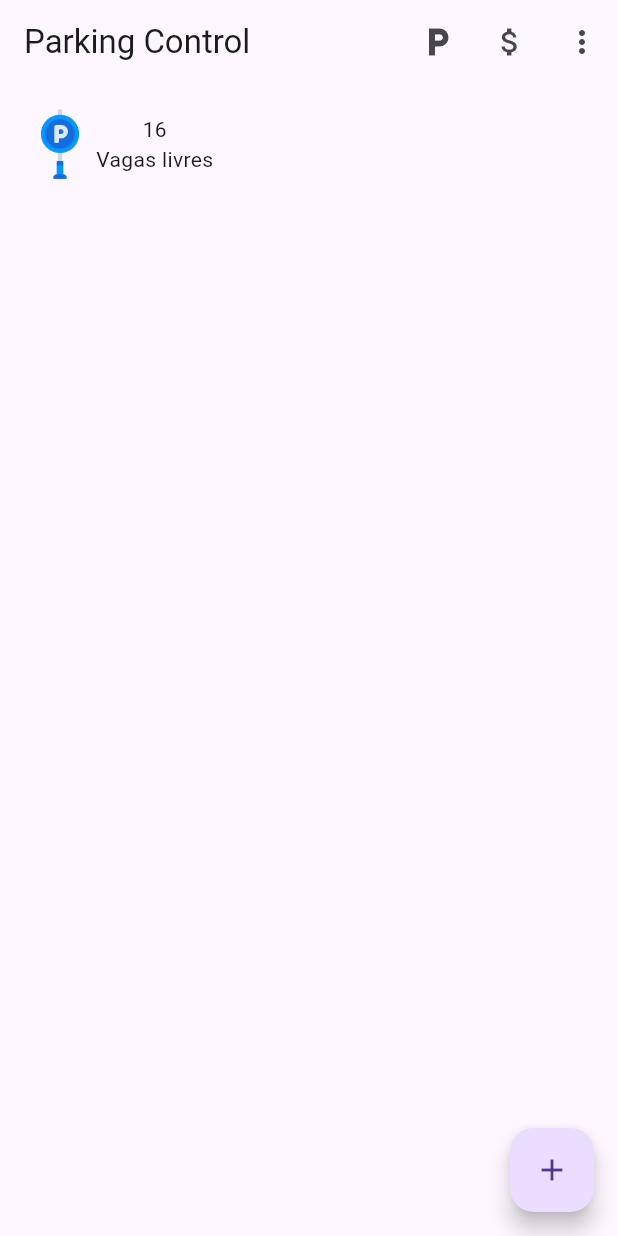
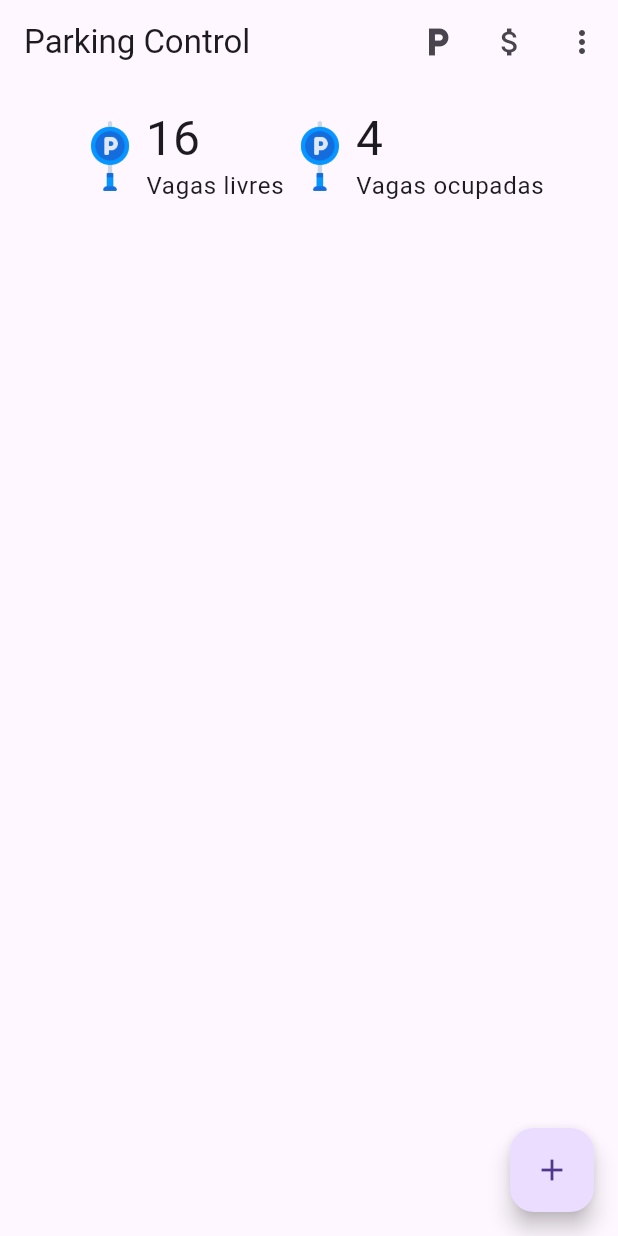
Before and after one commit to ProfessorAndersonChoren/appII_julio_afternoon, a Flutter app: the screen it shows after launch, on a phone screen of 412 x 824 dp. Run offline on Flutter 3.47's test engine with Material 3 defaults, Android fonts, the phone set to English and light mode, and no system bars.

```diff
--- /dev/null
+++ b/parking/lib/model/vehicle_type.dart
@@ -0,0 +1,4 @@
+enum VehicleType{
+  motorcycle,
+  car
+}
--- a/parking/lib/screens/home/home.dart
+++ b/parking/lib/screens/home/home.dart
@@ -17,19 +17,44 @@ class Home extends StatelessWidget {
         child: Column(
           children: [
             Row(
+              mainAxisAlignment: MainAxisAlignment.center,
               children: [
                 Image.asset(
                   'assets/parking.png',
                   width: 48,
                 ),
-                const Column(
+                Column(
+                  crossAxisAlignment: CrossAxisAlignment.start,
                   children: [
-                    Text('16'),
-                    Text('Vagas livres'),
+                    Text(
+                      '16',
+                      style: Theme.of(context).textTheme.headlineLarge,
+                    ),
+                    Text(
+                      'Vagas livres',
+                      style: Theme.of(context).textTheme.bodyLarge,
+                    ),
+                  ],
+                ),
+                Image.asset(
+                  'assets/parking.png',
+                  width: 48,
+                ),
+                Column(
+                  crossAxisAlignment: CrossAxisAlignment.start,
+                  children: [
+                    Text(
+                      '4',
+                      style: Theme.of(context).textTheme.headlineLarge,
+                    ),
+                    Text(
+                      'Vagas ocupadas',
+                      style: Theme.of(context).textTheme.bodyLarge,
+                    ),
                   ],
                 ),
               ],
-            )
+            ),
           ],
         ),
       ),
```
Also changed, not shown: parking/lib/model/ticket.dart (added, +12 -0 lines), parking/lib/model/vacancy.dart (added, +13 -0 lines), parking/lib/model/vehicle.dart (added, +21 -0 lines).
